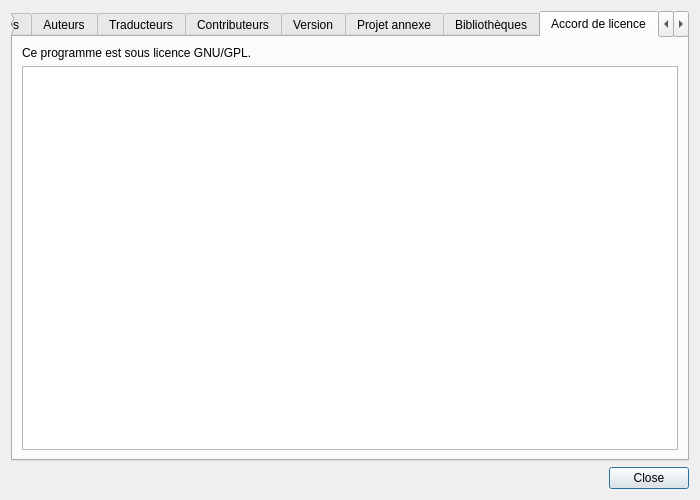
This is sources/ui/aboutqetdialog.ui in qelectrotech/qelectrotech-source-mirror as Qt 5 draws it before an edit. The edited form follows.
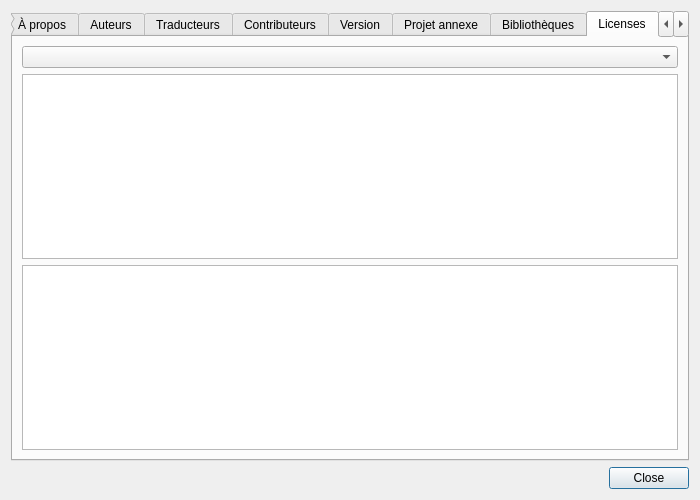
This is the edited form. The open tabs and pages were chosen to show the change.

Commit message: Include some fonts to QElectroTech - include Liberation-Fonts and osifont   (thanks elevatormind!) - use "Liberation Sans" as default-font - adjust License-Tab in About-Form - Bugfix: When selecting a font, the current   font is highlighted in dialog - adjust some whitespace and English comments

```diff
--- a/sources/ui/aboutqetdialog.ui
+++ b/sources/ui/aboutqetdialog.ui
@@ -505,18 +505,21 @@
      </widget>
      <widget class="QWidget" name="tab_6">
       <attribute name="title">
-       <string>Accord de licence</string>
+       <string>Licenses</string>
       </attribute>
       <layout class="QVBoxLayout" name="verticalLayout_8">
        <item>
-        <widget class="QLabel" name="m_license_label">
-         <property name="text">
-          <string>Ce programme est sous licence GNU/GPL.</string>
+        <widget class="QComboBox" name="m_licenses_comboBox"/>
+       </item>
+       <item>
+        <widget class="QPlainTextEdit" name="m_licenses_notice_plainTextEdit">
+         <property name="readOnly">
+          <bool>true</bool>
          </property>
         </widget>
        </item>
        <item>
-        <widget class="QTextEdit" name="m_license_text_edit">
+        <widget class="QPlainTextEdit" name="m_licenses_license_plainTextEdit">
          <property name="readOnly">
           <bool>true</bool>
          </property>
```
Left out of the diff: 4 changed lines with no effect on the pictures. The commit also changes 65 other files.
